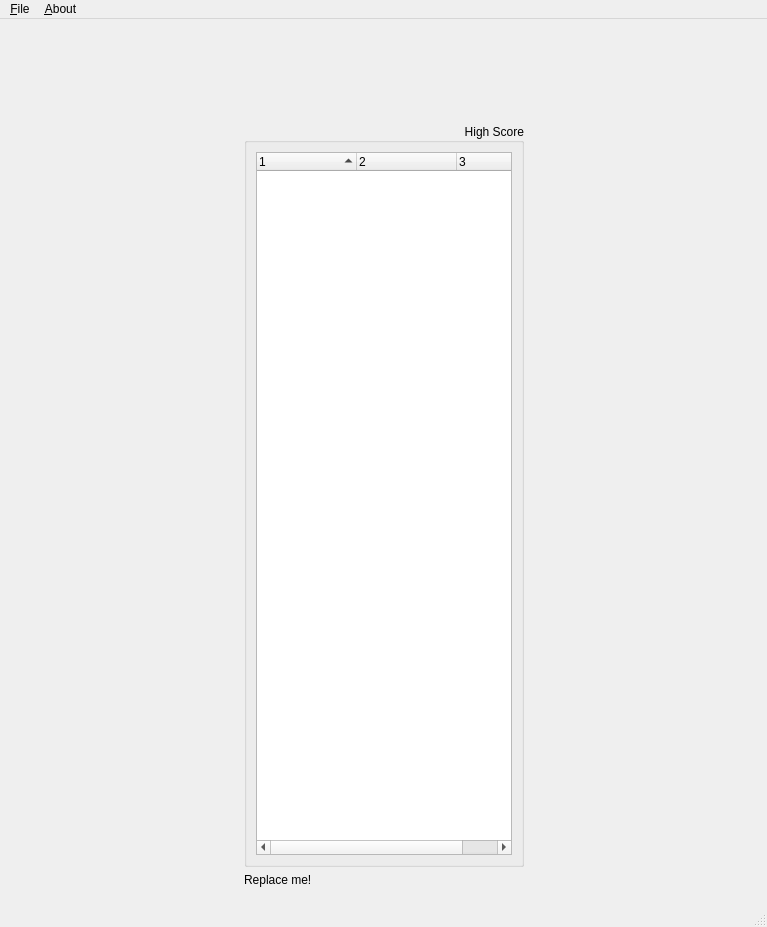
The window that src/mainwindow.ui (berise/Qtorus) describes before a commit, drawn with Qt 5.
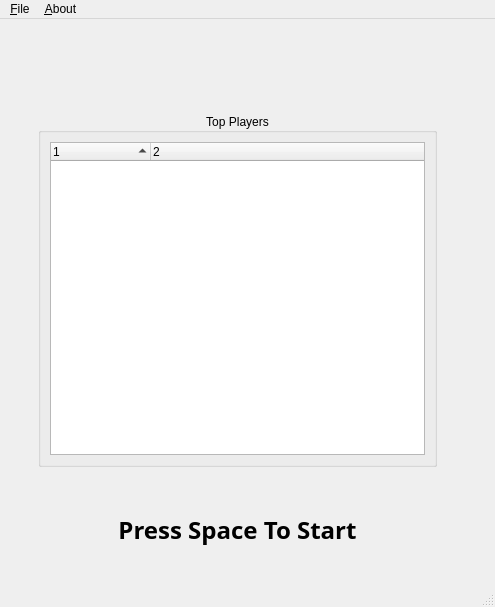
The same window after the commit. Icons and pictures are not drawn.

Commit message: adjust form. remove useless emit.

The edit to the form file:
```diff
--- a/src/mainwindow.ui
+++ b/src/mainwindow.ui
@@ -6,8 +6,8 @@
    <rect>
     <x>0</x>
     <y>0</y>
-    <width>767</width>
-    <height>927</height>
+    <width>495</width>
+    <height>607</height>
    </rect>
   </property>
   <property name="windowTitle">
@@ -29,25 +29,37 @@
       <widget class="QWidget" name="page">
        <layout class="QGridLayout" name="gridLayout_3">
         <item row="0" column="0">
-         <layout class="QGridLayout" name="gridLayout" rowstretch="0,0,1,0,0">
-          <item row="1" column="2">
-           <spacer name="horizontalSpacer_3">
-            <property name="orientation">
-             <enum>Qt::Horizontal</enum>
+         <layout class="QGridLayout" name="gridLayout" rowstretch="0,0,0,1,0,0,0,0,0" columnstretch="0,1,0">
+          <item row="1" column="1">
+           <widget class="QLabel" name="label">
+            <property name="sizePolicy">
+             <sizepolicy hsizetype="Preferred" vsizetype="Preferred">
+              <horstretch>0</horstretch>
+              <verstretch>0</verstretch>
+             </sizepolicy>
             </property>
-            <property name="sizeHint" stdset="0">
-             <size>
-              <width>20</width>
-              <height>20</height>
-             </size>
+            <property name="lineWidth">
+             <number>-1</number>
             </property>
-           </spacer>
+            <property name="text">
+             <string/>
+            </property>
+            <property name="pixmap">
+             <pixmap resource="application.qrc">:/res/qtorus_logo.png</pixmap>
+            </property>
+            <property name="alignment">
+             <set>Qt::AlignCenter</set>
+            </property>
+           </widget>
           </item>
           <item row="3" column="0">
            <spacer name="horizontalSpacer_2">
             <property name="orientation">
              <enum>Qt::Horizontal</enum>
             </property>
+            <property name="sizeType">
+             <enum>QSizePolicy::Expanding</enum>
+            </property>
             <property name="sizeHint" stdset="0">
              <size>
               <width>20</width>
@@ -56,13 +68,70 @@
             </property>
            </spacer>
           </item>
-          <item row="4" column="1">
-           <widget class="QLabel" name="label_2">
+          <item row="1" column="2">
+           <spacer name="horizontalSpacer_3">
+            <property name="orientation">
+             <enum>Qt::Horizontal</enum>
+            </property>
+            <property name="sizeType">
+             <enum>QSizePolicy::Preferred</enum>
+            </property>
+            <property name="sizeHint" stdset="0">
+             <size>
+              <width>20</width>
+              <height>20</height>
+             </size>
+            </property>
+           </spacer>
+          </item>
+          <item row="8" column="1">
+           <widget class="QLabel" name="label_3">
+            <property name="sizePolicy">
+             <sizepolicy hsizetype="Preferred" vsizetype="Fixed">
+              <horstretch>0</horstretch>
+              <verstretch>0</verstretch>
+             </sizepolicy>
+            </property>
             <property name="text">
-             <string>Replace me!</string>
+             <string/>
+            </property>
+            <property name="alignment">
+             <set>Qt::AlignCenter</set>
             </property>
            </widget>
           </item>
+          <item row="0" column="1">
+           <spacer name="verticalSpacer_2">
+            <property name="orientation">
+             <enum>Qt::Vertical</enum>
+            </property>
+            <property name="sizeType">
+             <enum>QSizePolicy::Fixed</enum>
+            </property>
+            <property name="sizeHint" stdset="0">
+             <size>
+              <width>20</width>
+              <height>20</height>
+             </size>
+            </property>
+           </spacer>
+          </item>
+          <item row="1" column="0">
+           <spacer name="horizontalSpacer">
+            <property name="orientation">
+             <enum>Qt::Horizontal</enum>
+            </property>
+            <property name="sizeType">
+             <enum>QSizePolicy::Preferred</enum>
+            </property>
+            <property name="sizeHint" stdset="0">
+             <size>
+              <width>20</width>
+              <height>20</height>
+             </size>
+            </property>
+           </spacer>
+          </item>
           <item row="2" column="1">
            <spacer name="verticalSpacer">
             <property name="orientation">
@@ -74,22 +143,70 @@
             <property name="sizeHint" stdset="0">
              <size>
               <width>20</width>
-              <height>40</height>
+              <height>30</height>
              </size>
             </property>
            </spacer>
           </item>
+          <item row="7" column="1">
+           <widget class="QLabel" name="label_2">
+            <property name="enabled">
+             <bool>true</bool>
+            </property>
+            <property name="sizePolicy">
+             <sizepolicy hsizetype="Preferred" vsizetype="Fixed">
+              <horstretch>0</horstretch>
+              <verstretch>0</verstretch>
+             </sizepolicy>
+            </property>
+            <property name="font">
+             <font>
+              <family>Courier 10 Pitch</family>
+              <pointsize>18</pointsize>
+              <weight>75</weight>
+              <bold>true</bold>
+             </font>
+            </property>
+            <property name="frameShape">
+             <enum>QFrame::NoFrame</enum>
+            </property>
+            <property name="text">
+             <string>Press Space To Start</string>
+            </property>
+            <property name="alignment">
+             <set>Qt::AlignCenter</set>
+            </property>
+           </widget>
+          </item>
           <item row="3" column="1">
            <widget class="QGroupBox" name="groupBox">
+            <property name="sizePolicy">
+             <sizepolicy hsizetype="Preferred" vsizetype="Preferred">
+              <horstretch>0</horstretch>
+              <verstretch>0</verstretch>
+             </sizepolicy>
+            </property>
             <property name="title">
-             <string>High Score</string>
+             <string>Top Players</string>
             </property>
             <property name="alignment">
-             <set>Qt::AlignRight|Qt::AlignTrailing|Qt::AlignVCenter</set>
+             <set>Qt::AlignCenter</set>
+            </property>
+            <property name="flat">
+             <bool>false</bool>
+            </property>
+            <property name="checkable">
+             <bool>false</bool>
             </property>
             <layout class="QGridLayout" name="gridLayout_4">
              <item row="0" column="0">
               <widget class="QTreeWidget" name="treeWidget">
+               <property name="sizePolicy">
+                <sizepolicy hsizetype="Preferred" vsizetype="Expanding">
+                 <horstretch>0</horstretch>
+                 <verstretch>0</verstretch>
+                </sizepolicy>
+               </property>
                <property name="focusPolicy">
                 <enum>Qt::NoFocus</enum>
                </property>
@@ -103,7 +220,7 @@
                 <bool>true</bool>
                </property>
                <property name="columnCount">
-                <number>3</number>
+                <number>2</number>
                </property>
                <attribute name="headerShowSortIndicator" stdset="0">
                 <bool>true</bool>
@@ -118,56 +235,38 @@
                  <string notr="true">2</string>
                 </property>
                </column>
-               <column>
-                <property name="text">
-                 <string notr="true">3</string>
-                </property>
-               </column>
               </widget>
              </item>
             </layout>
            </widget>
           </item>
-          <item row="1" column="0">
-           <spacer name="horizontalSpacer">
+          <item row="6" column="1">
+           <spacer name="verticalSpacer_3">
             <property name="orientation">
-             <enum>Qt::Horizontal</enum>
+             <enum>Qt::Vertical</enum>
+            </property>
+            <property name="sizeType">
+             <enum>QSizePolicy::Preferred</enum>
             </property>
             <property name="sizeHint" stdset="0">
              <size>
               <width>20</width>
-              <height>20</height>
+              <height>40</height>
              </size>
             </property>
            </spacer>
           </item>
-          <item row="1" column="1">
-           <widget class="QLabel" name="label">
-            <property name="lineWidth">
-             <number>-1</number>
-            </property>
-            <property name="text">
-             <string/>
-            </property>
-            <property name="pixmap">
-             <pixmap resource="application.qrc">:/res/qtorus_logo.png</pixmap>
-            </property>
-            <property name="alignment">
-             <set>Qt::AlignCenter</set>
-            </property>
-           </widget>
-          </item>
-          <item row="0" column="1">
-           <spacer name="verticalSpacer_2">
+          <item row="3" column="2">
+           <spacer name="horizontalSpacer_4">
             <property name="orientation">
-             <enum>Qt::Vertical</enum>
+             <enum>Qt::Horizontal</enum>
             </property>
             <property name="sizeType">
-             <enum>QSizePolicy::Fixed</enum>
+             <enum>QSizePolicy::Expanding</enum>
             </property>
             <property name="sizeHint" stdset="0">
              <size>
-              <width>20</width>
+              <width>40</width>
               <height>20</height>
              </size>
             </property>
@@ -187,7 +286,7 @@
     <rect>
      <x>0</x>
      <y>0</y>
-     <width>767</width>
+     <width>495</width>
      <height>25</height>
     </rect>
    </property>
```
Left out of the diff: 1 changed line with no effect on the pictures. The commit also changes 1 other file.
